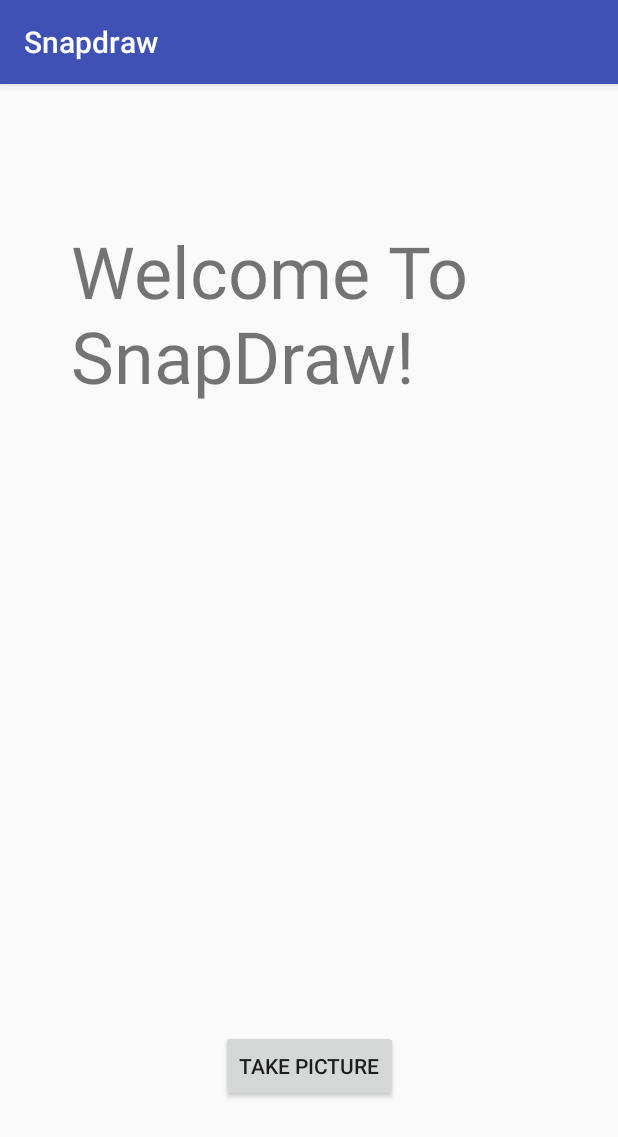
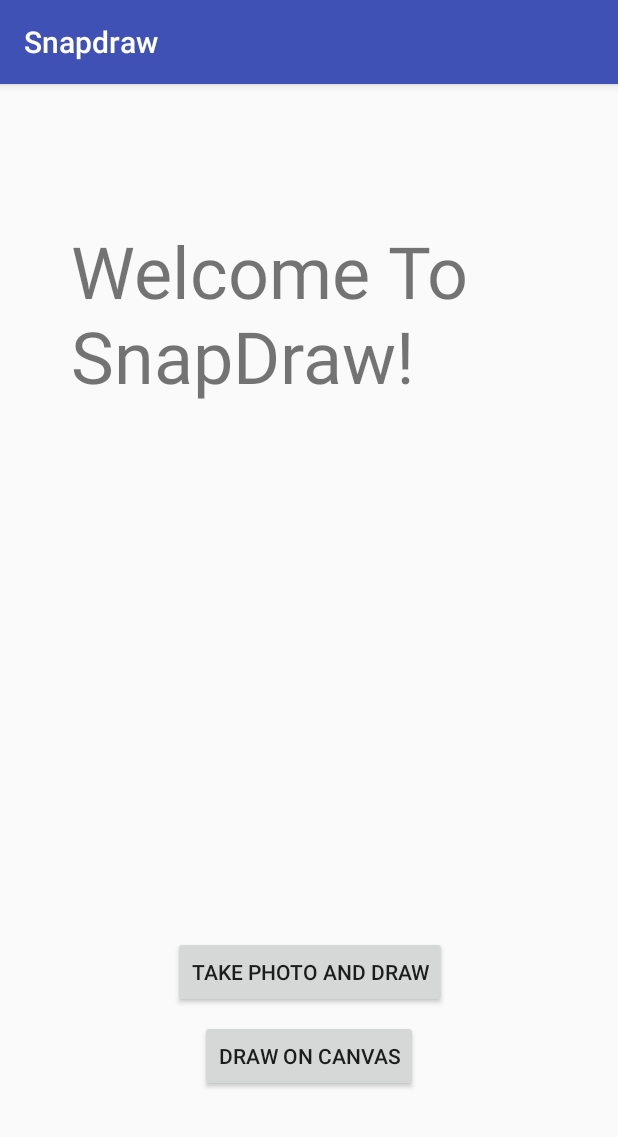
Before and after one commit to LucianoLopez/SnapDraw, an Android app: the screen it shows after launch (MainActivity), on a phone screen of 412 x 824 dp. Shown: the top 1137 px of the screen. Run offline under Robolectric (Android 15) with nearby library versions, the phone set to English and light mode, and no system bars.

```diff
--- a/app/src/main/java/com/example/luciano1/snapdraw/MainActivity.java
+++ b/app/src/main/java/com/example/luciano1/snapdraw/MainActivity.java
@@ -1,31 +1,17 @@
 package com.example.luciano1.snapdraw;
 
-import android.app.Activity;
-import android.content.Context;
 import android.content.Intent;
-import android.content.res.Resources;
 import android.graphics.Bitmap;
 import android.graphics.BitmapFactory;
-import android.graphics.Canvas;
-import android.graphics.Paint;
-import android.graphics.Path;
-import android.graphics.Point;
-import android.graphics.drawable.Drawable;
 import android.net.Uri;
 import android.os.Environment;
 import android.provider.MediaStore;
 import android.support.v4.content.FileProvider;
 import android.support.v7.app.AppCompatActivity;
 import android.os.Bundle;
-import android.util.DisplayMetrics;
-import android.view.Display;
-import android.view.MotionEvent;
 import android.view.View;
-import android.view.ViewParent;
 import android.widget.Button;
-import android.widget.ImageButton;
 import android.widget.ImageView;
-
 import java.io.File;
 import java.io.IOException;
 import java.text.SimpleDateFormat;
@@ -34,20 +20,15 @@ import java.util.Date;
 public class MainActivity extends AppCompatActivity {
     ImageView mImageView;
     Button button;
-    private Path drawPath;
-    private Paint drawPaint, canvasPaint;
-    private int paintColor;
-    private Bitmap canvasBitmap;
     String mCurrentPhotoPath;
-    boolean finished = false;
     View globalView;
+
     @Override
     protected void onCreate(Bundle savedInstanceState) {
         super.onCreate(savedInstanceState);
         setContentView(R.layout.activity_main);
         mImageView = findViewById(R.id.image_view);
         button = findViewById(R.id.button);
-//        button.setOnClickListener(new View );
     }
 
     public void onTakePicture(View view) {
@@ -66,15 +47,17 @@ public class MainActivity extends AppCompatActivity {
                 Uri photoURI = FileProvider.getUriForFile(this, "com.example.luciano1.snapdraw.fileprovider", photoFile);
                 takePictureIntent.putExtra(MediaStore.EXTRA_OUTPUT, photoURI);
                 startActivityForResult(takePictureIntent, REQUEST_TAKE_PHOTO);
-//                Intent myIntent = new Intent(view.getContext(), DrawingActivity.class);
-//                startActivity(myIntent);
             }
         }
 
 
     }
+
+    public void onCanvasCreate(View view) {
+        Intent myIntent = new Intent(view.getContext(), DrawingActivity.class);
+        startActivity(myIntent);
+    }
     public void startDrawing() {
-
         Intent myIntent = new Intent(globalView.getContext(), DrawingActivity.class);
         String imagePath = mCurrentPhotoPath;
         myIntent.putExtra("filePath", imagePath);
@@ -109,21 +92,7 @@ public class MainActivity extends AppCompatActivity {
     @Override
     protected void onActivityResult(int requestCode, int resultCode, Intent data) {
         if (requestCode == REQUEST_IMAGE_CAPTURE && resultCode == RESULT_OK) {
-            //set path
-//            Bundle extras = data.getExtras();
-//            Bitmap imageBitmap = (Bitmap) extras.get("data");
-             Bitmap imageBitmap = BitmapFactory.decodeFile(mCurrentPhotoPath);
-
-//             DrawingView.background = canvasBitmap;
-//            canvasBitmap = imageBitmap;
-//            imageBitmap.getHeight();
-//            imageBitmap.getWidth();
-//            Display parent = getWindowManager().getDefaultDisplay();
-//            Point size = new Point();
-//            int width = size.x;
-//            int height = size.y;
-//            imageBitmap = Bitmap.createScaledBitmap(imageBitmap, imageBitmap.getWidth(), imageBitmap.getHeight(), true);
-//            mImageView.setImageBitmap(imageBitmap);
+//            Bitmap imageBitmap = BitmapFactory.decodeFile(mCurrentPhotoPath);
             startDrawing();
 
         }
--- a/app/src/main/res/layout/activity_main.xml
+++ b/app/src/main/res/layout/activity_main.xml
@@ -14,13 +14,14 @@
         android:layout_marginEnd="8dp"
         android:layout_marginStart="8dp"
         android:layout_marginTop="8dp"
-        android:text="Take Picture"
         android:onClick="onTakePicture"
+        android:text="Take Photo and draw"
         app:layout_constraintBottom_toBottomOf="parent"
         app:layout_constraintEnd_toEndOf="parent"
+        app:layout_constraintHorizontal_bias="0.502"
         app:layout_constraintStart_toStartOf="parent"
         app:layout_constraintTop_toTopOf="parent"
-        app:layout_constraintVertical_bias="0.949" />
+        app:layout_constraintVertical_bias="0.854" />
     <ImageView
         android:layout_width="350dp"
         android:layout_height="300dp"
@@ -42,4 +43,20 @@
         app:layout_constraintStart_toStartOf="parent"
         app:layout_constraintTop_toTopOf="parent" />
 
+    <Button
+        android:id="@+id/cleanCanvas"
+        android:layout_width="wrap_content"
+        android:layout_height="wrap_content"
+        android:layout_marginBottom="8dp"
+        android:layout_marginEnd="8dp"
+        android:layout_marginStart="8dp"
+        android:layout_marginTop="8dp"
+        android:onClick="onCanvasCreate"
+        android:text="Draw On Canvas"
+        app:layout_constraintBottom_toBottomOf="parent"
+        app:layout_constraintEnd_toEndOf="parent"
+        app:layout_constraintStart_toStartOf="parent"
+        app:layout_constraintTop_toBottomOf="@+id/button"
+        app:layout_constraintVertical_bias="0.0" />
+
 </android.support.constraint.ConstraintLayout>
```
Also changed, not shown: app/src/main/java/com/example/luciano1/snapdraw/DrawingActivity.java (+11 -5 lines), app/src/main/java/com/example/luciano1/snapdraw/DrawingView.java (+21 -9 lines).
